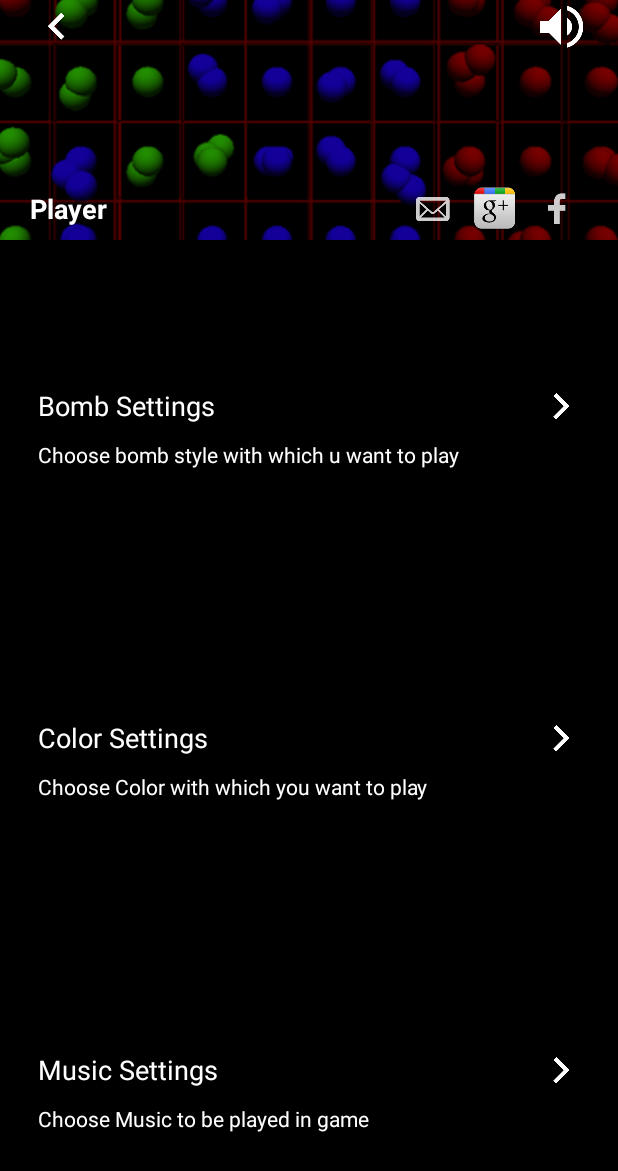
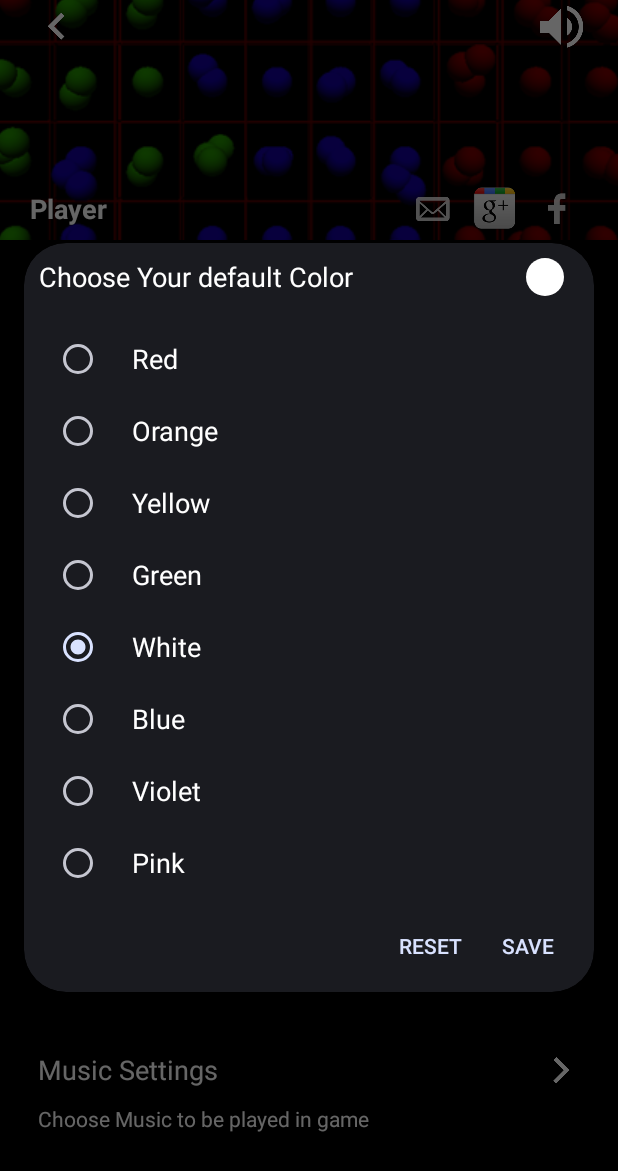
Before and after one commit to hemanthtech/chainreaction-android, an Android app: the SettingsActivity screen opened directly, with no data from a screen before it, after a tap on "Color Settings", on a phone screen of 412 x 824 dp. Shown: the top 1171 px of the screen. Run offline under Robolectric (Android 15) with nearby library versions, the phone set to English and light mode, and no system bars; 2 statements that could not run were skipped.

Commit message:
Implement UI for the Player Color Settings

```diff
--- a/app/src/main/java/com/ran/chainreaction/activities/SettingsActivity.java
+++ b/app/src/main/java/com/ran/chainreaction/activities/SettingsActivity.java
@@ -105,9 +105,9 @@ public class SettingsActivity extends ActionBarActivity implements View.OnClickL
                 break;
 
             case R.id.settings_color_container:
-                /*settingsDialog = SettingsAlertDialogCreator.
+                settingsDialog = SettingsAlertDialogCreator.
                     createOptionsDialog(SettingsAlertDialogCreator.COLOR_TYPE_DIALOG, this);
-                settingsDialog.show();*/
+                settingsDialog.show();
                 break;
         }
     }
--- a/app/src/main/java/com/ran/chainreaction/customviews/SettingsAlertDialogCreator.java
+++ b/app/src/main/java/com/ran/chainreaction/customviews/SettingsAlertDialogCreator.java
@@ -3,10 +3,17 @@ package com.ran.chainreaction.customviews;
 import android.app.AlertDialog;
 import android.content.Context;
 import android.content.DialogInterface;
+import android.graphics.PorterDuff;
+import android.graphics.drawable.Drawable;
+import android.view.LayoutInflater;
+import android.view.View;
+import android.widget.ImageView;
+import android.widget.Toast;
 
 import com.ran.chainreaction.R;
 import com.ran.chainreaction.entities.BombValues;
 import com.ran.chainreaction.entities.MusicValues;
+import com.ran.chainreaction.entities.PlayColorValues;
 import com.ran.chainreaction.utils.ChainReactionPreferences;
 
 /**
@@ -21,6 +28,7 @@ public class SettingsAlertDialogCreator {
     public static final int COLOR_TYPE_DIALOG = 3;
 
     private static AlertDialog settingsPreferenceDialog;
+    private static int currentColorSelectedIndex = -1;
 
     public static AlertDialog createOptionsDialog(int type, Context context) {
         switch (type) {
@@ -84,7 +92,92 @@ public class SettingsAlertDialogCreator {
      * Method responsible for showing the Color Settings Preference View ..
      */
 
-    private static void instantiateColorDialog(Context context) {
+    private static void instantiateColorDialog(final Context context) {
+        AlertDialog.Builder mBuilder = new AlertDialog.Builder(context, AlertDialog.THEME_DEVICE_DEFAULT_DARK);
 
+        //Views for Top Title Layout [ImageView of Current Selection]
+        LayoutInflater mLayoutInflate = (LayoutInflater) context.getSystemService(Context.LAYOUT_INFLATER_SERVICE);
+        View mTitleView = mLayoutInflate.inflate(R.layout.color_alertdialog_parent, null);
+        final ImageView mSelectedColorView = (ImageView) mTitleView.findViewById(R.id.settings_color_selected);
+        final Drawable drawable = context.getResources().getDrawable(R.drawable.rounded_circle);
+        updateColorView(PlayColorValues.getIndex(ChainReactionPreferences.getPlayerColorPreference(context)),
+            mSelectedColorView, drawable, context);
+
+        //Generic Titles and Item Click Listeners..
+        mBuilder.setCustomTitle(mTitleView);
+        mBuilder.setSingleChoiceItems(R.array.color_settings_array,
+            PlayColorValues.getIndex(ChainReactionPreferences.getPlayerColorPreference(context)),
+            new DialogInterface.OnClickListener() {
+                @Override
+                public void onClick(DialogInterface dialog, int which) {
+                    currentColorSelectedIndex = which;
+                    updateColorView(which, mSelectedColorView, drawable, context);
+                }
+            });
+        mBuilder.setPositiveButton(R.string.dialog_color_settings_ok, new DialogInterface.OnClickListener() {
+            @Override
+            public void onClick(DialogInterface dialog, int which) {
+                if (currentColorSelectedIndex != -1) {
+                    ChainReactionPreferences.setPlayerColorPreference(context,
+                        PlayColorValues.getEnumType(currentColorSelectedIndex));
+                    settingsPreferenceDialog.dismiss();
+                }
+            }
+        });
+
+        mBuilder.setNegativeButton(R.string.dialog_color_settings_reset, new DialogInterface.OnClickListener() {
+            @Override
+            public void onClick(DialogInterface dialog, int which) {
+                settingsPreferenceDialog.dismiss();
+                Toast.makeText(context, R.string.settings_save_color_toast_reset, Toast.LENGTH_SHORT).show();
+            }
+        });
+        settingsPreferenceDialog = mBuilder.create();
+    }
+
+
+    /**
+     * Method to update the Drawable Color based on User Preference
+     *
+     * @param index      -- Index of selected Preference
+     * @param mImageView -- ImageView to be drawn with color
+     * @param drawable   -- Drawable to updated
+     */
+    private static void updateColorView(int index, ImageView mImageView, Drawable drawable, Context context) {
+        int colorId;
+        switch (index) {
+            case 0:
+                colorId = R.color.red_background_color;
+                break;
+            case 1:
+                colorId = R.color.orange_background_color;
+                break;
+            case 2:
+                colorId = R.color.yellow_background_color;
+                break;
+            case 3:
+                colorId = R.color.green_background_color;
+                break;
+            case 4:
+                colorId = R.color.white_background_color;
+                break;
+            case 5:
+                colorId = R.color.blue_background_color;
+                break;
+            case 6:
+                colorId = R.color.violet_background_color;
+                break;
+            case 7:
+                colorId = R.color.pink_background_color;
+                break;
+            default:
+                colorId = R.color.white_background_color;
+                break;
+
+
+        }
+        drawable.setColorFilter(context.getResources().getColor(colorId), PorterDuff.Mode.SRC_ATOP);
+        mImageView.setBackground(drawable);
+        currentColorSelectedIndex = index;
     }
 }
--- /dev/null
+++ b/app/src/main/res/drawable/rounded_circle.xml
@@ -0,0 +1,12 @@
+<?xml version="1.0" encoding="utf-8"?>
+<shape xmlns:android="http://schemas.android.com/apk/res/android"
+       android:shape="oval">
+
+    <size
+        android:width="@dimen/settings_color_selected_dimen"
+        android:height="@dimen/settings_color_selected_dimen">
+    </size>
+
+    <solid android:color="@android:color/white"></solid>
+
+</shape>
--- /dev/null
+++ b/app/src/main/res/layout/color_alertdialog_parent.xml
@@ -0,0 +1,24 @@
+<?xml version="1.0" encoding="utf-8"?>
+<RelativeLayout xmlns:android="http://schemas.android.com/apk/res/android"
+                android:layout_width="match_parent"
+                android:layout_height="match_parent"
+                android:orientation="horizontal"
+                android:padding="@dimen/settings_color_selected_margin">
+
+    <TextView
+        android:layout_width="wrap_content"
+        android:layout_height="wrap_content"
+        android:layout_centerVertical="true"
+        android:text="@string/dialog_color_settings_title"
+        android:textAppearance="@android:style/TextAppearance.Medium"
+        android:textColor="@color/settings_screen_textview_color"/>
+
+    <ImageView
+        android:id="@+id/settings_color_selected"
+        android:layout_width="wrap_content"
+        android:layout_height="wrap_content"
+        android:layout_alignParentRight="true"
+        android:layout_marginRight="@dimen/settings_color_selected_view_margin"
+        android:background="@drawable/rounded_circle"/>
+
+</RelativeLayout>
--- a/app/src/main/res/values/colors.xml
+++ b/app/src/main/res/values/colors.xml
@@ -11,4 +11,14 @@
 
     <color name="settings_screen_background">#000000</color>
     <color name="settings_screen_textview_color">#ffffff</color>
+
+    <color name="red_background_color">#C62828</color>
+    <color name="orange_background_color">#FF9800</color>
+    <color name="yellow_background_color">#FFEB3B</color>
+    <color name="green_background_color">#009688</color>
+    <color name="white_background_color">#FFFFFF</color>
+    <color name="blue_background_color">#2196F3</color>
+    <color name="violet_background_color">#9C27B0</color>
+    <color name="pink_background_color">#E91E63</color>
+
 </resources>
--- a/app/src/main/res/values/dimens.xml
+++ b/app/src/main/res/values/dimens.xml
@@ -14,6 +14,8 @@
     <dimen name="settings_screen_top_layout_margin_side">20dp</dimen>
     <dimen name="settings_screen_sing_in_view_margins">5dp</dimen>
     <dimen name="settings_screen_textview_between_margin">5dp</dimen>
-
+    <dimen name="settings_color_selected_dimen">25dp</dimen>
+    <dimen name="settings_color_selected_margin">10dp</dimen>
+    <dimen name="settings_color_selected_view_margin">10dp</dimen>
 
 </resources>
--- a/app/src/main/res/values/strings.xml
+++ b/app/src/main/res/values/strings.xml
@@ -45,4 +45,19 @@
         <item>Sound 3</item>
     </string-array>
 
+    <string name="dialog_color_settings_title">Choose Your default Color</string>
+    <string-array name="color_settings_array">
+        <item>Red</item>
+        <item>Orange</item>
+        <item>Yellow</item>
+        <item>Green</item>
+        <item>White</item>
+        <item>Blue</item>
+        <item>Violet</item>
+        <item>Pink</item>
+    </string-array>
+    <string name="dialog_color_settings_ok">Save</string>
+    <string name="dialog_color_settings_reset">Reset</string>
+    <string name="settings_save_color_toast_reset">Your Preference is not saved</string>
+
 </resources>
```
